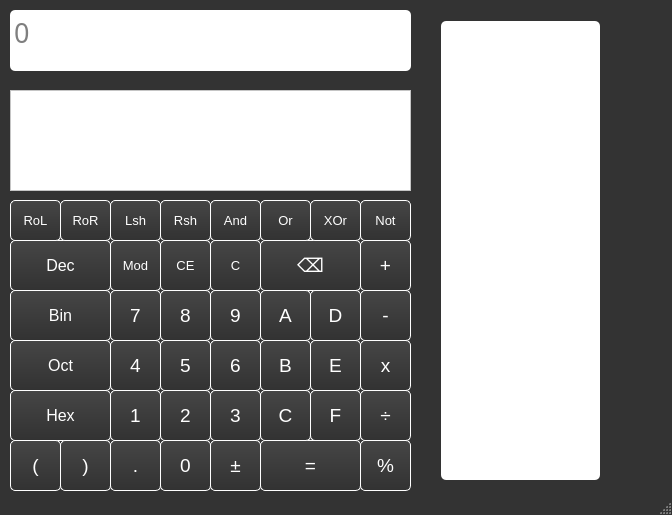
First picture: the form in mainwindow.ui, repository KGRC199913/QtCalculator, before the edit.
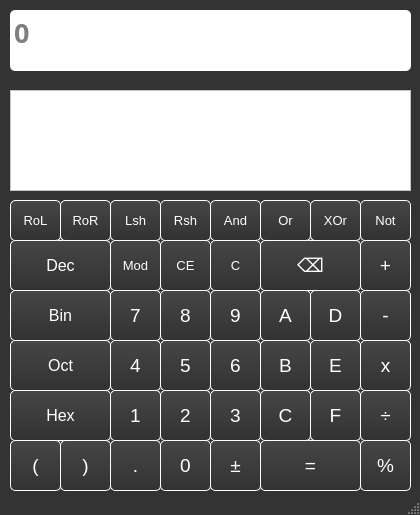
Second picture: the form after the edit.

Commit message: Working digits and clear buttons

```diff
--- a/mainwindow.ui
+++ b/mainwindow.ui
@@ -6,7 +6,7 @@
    <rect>
     <x>0</x>
     <y>0</y>
-    <width>672</width>
+    <width>420</width>
     <height>515</height>
    </rect>
   </property>
@@ -1428,16 +1428,17 @@
      <font>
       <family>Euclid</family>
       <pointsize>20</pointsize>
-      <weight>50</weight>
+      <weight>75</weight>
       <italic>false</italic>
-      <bold>false</bold>
+      <bold>true</bold>
      </font>
     </property>
     <property name="styleSheet">
      <string notr="true">background-color: white;
 color:black;
 border-radius:5px;
-font: 20pt &quot;Euclid&quot;</string>
+font: 20pt &quot;Euclid&quot;;
+font-weight:bold;</string>
     </property>
     <property name="tabStopDistance">
      <double>80.000000000000000</double>
```
Left out of the diff: 1 changed line with no effect on the pictures. The commit also changes 3 other files.
